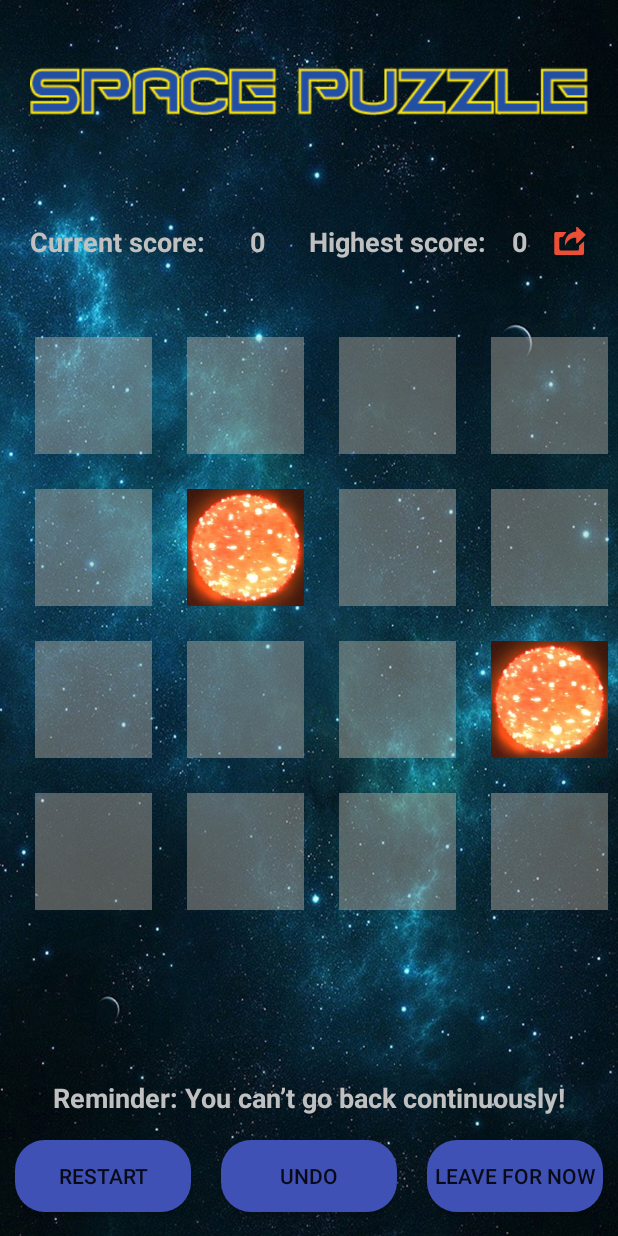
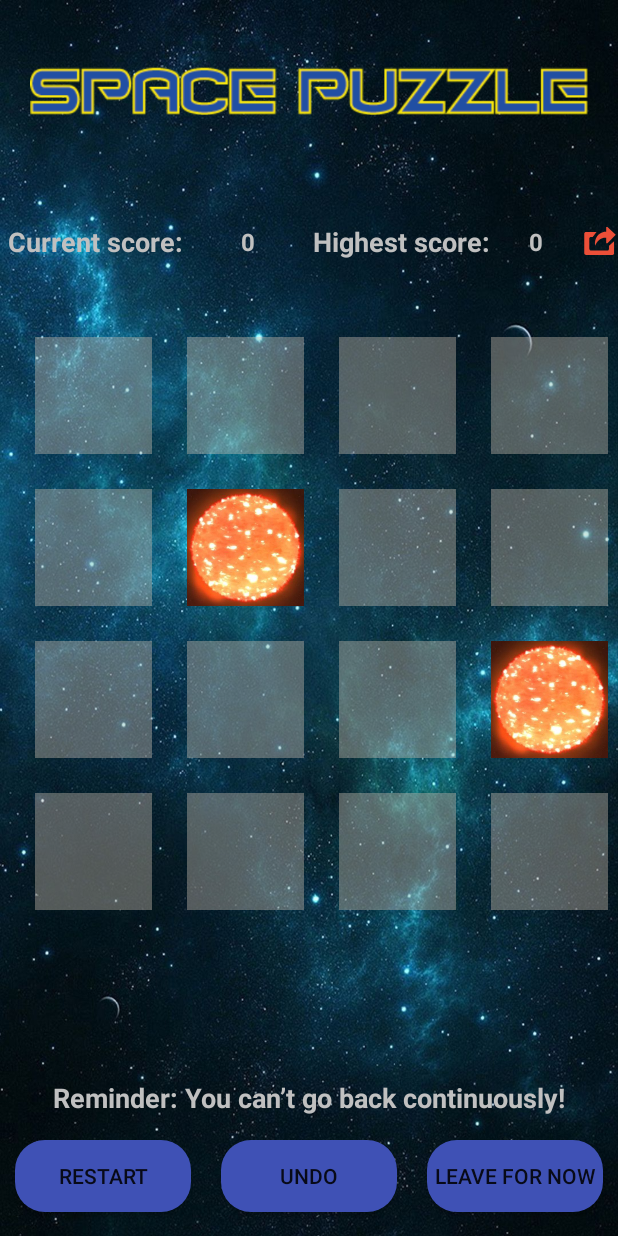
Before and after one commit to dkustarnikov/Space_Puzzle, an Android app: the screen it shows after launch (MainActivity), on a phone screen of 412 x 824 dp. Run offline under Robolectric (Android 15) with nearby library versions, the phone set to English and light mode, and no system bars.

Commit message:
Update activity_main.xml

```diff
--- a/app/src/main/res/layout/activity_main.xml
+++ b/app/src/main/res/layout/activity_main.xml
@@ -18,10 +18,9 @@
         android:layout_below="@id/logo"
         android:layout_width="match_parent"
         android:layout_height="80dp"
-        android:layout_marginRight="20dp"
         android:layout_marginTop="40dp"
         android:orientation="horizontal"
-        android:layout_marginLeft="20dp">
+        android:layout_marginLeft="5dp">
 
         <LinearLayout
             android:layout_width="0dp"
@@ -42,13 +41,13 @@
 
             <TextView
                 android:id="@+id/Score"
-                android:layout_width="0dp"
+                android:layout_width="101dp"
                 android:layout_height="match_parent"
                 android:layout_weight="1"
                 android:gravity="center"
                 android:textColor="@color/white"
-                android:textSize="18sp"
-                android:textStyle="bold"/>
+                android:textSize="16sp"
+                android:textStyle="bold" />
 
         </LinearLayout>
 
@@ -76,7 +75,7 @@
                 android:layout_weight="1"
                 android:gravity="center"
                 android:textColor="@color/white"
-                android:textSize="18sp"
+                android:textSize="16sp"
                 android:textStyle="bold"/>
 
             <ImageView
```
